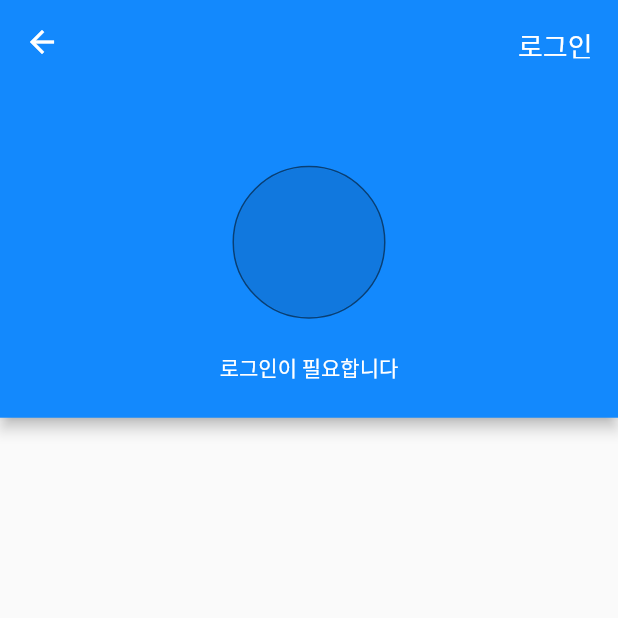
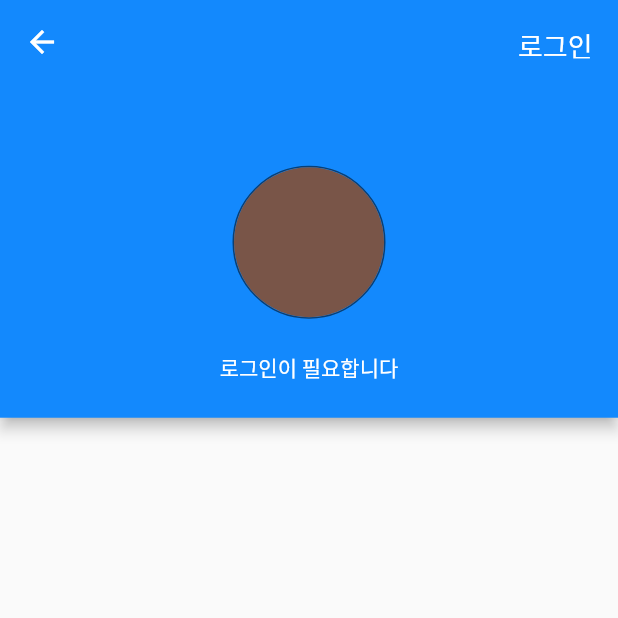
Before and after one commit to ska2519/flutter-learn, a Flutter app: the AccountPage screen opened by its route, on a phone screen of 412 x 824 dp, the top half of it. Run offline on Flutter 3.47's test engine with Material 2 defaults, Android fonts, the phone set to English and light mode, and no system bars; our stand-ins replace cached_network_image, cloud_firestore, equatable, firebase_auth, firebase_core, fl_chart and 7 more; missing offline and left inert: duration, pedantic; accounts and stored records are empty; generated files the repository leaves out were written again; project files that could hold a hidden picture were left out.

Commit message:
CircleAvatar update with CachedNetworkImage & Color

```diff
--- a/lib/app/home/community/post_detail_page.dart
+++ b/lib/app/home/community/post_detail_page.dart
@@ -1,4 +1,3 @@
-import 'package:cloud_firestore/cloud_firestore.dart';
 import 'package:flutter/cupertino.dart';
 import 'package:flutter/material.dart';
 import 'package:flutter_hooks/flutter_hooks.dart';
--- a/lib/app/widgets/avatar.dart
+++ b/lib/app/widgets/avatar.dart
@@ -1,5 +1,6 @@
 import 'dart:math';
 
+import 'package:cached_network_image/cached_network_image.dart';
 import 'package:flutter/material.dart';
 import 'package:flutter/rendering.dart';
 
@@ -23,24 +24,38 @@ class Avatar extends StatelessWidget {
       decoration: _borderDecoration(),
       child: CircleAvatar(
         radius: radius,
-        backgroundColor: Colors.black12,
-        backgroundImage: photoUrl != null ? NetworkImage(photoUrl!) : null,
-        child: photoUrl == null
-            ? displayName != null
+        backgroundColor:
+            Colors.primaries[Random().nextInt(Colors.primaries.length)],
+        child: photoUrl != null
+            ? CachedNetworkImage(
+                imageBuilder: (context, imageProvider) => Container(
+                  decoration: BoxDecoration(
+                    shape: BoxShape.circle,
+                    image: DecorationImage(
+                      image: imageProvider,
+                      fit: BoxFit.cover,
+                    ),
+                  ),
+                ),
+                placeholder: (context, url) => CircularProgressIndicator(),
+                imageUrl: photoUrl!,
+              )
+            : displayName != null
                 ? FittedBox(
                     fit: BoxFit.scaleDown,
                     child: Text(
                       displayName!.substring(0, 1).toUpperCase(),
-                      style: Theme.of(context).textTheme.headline2,
+                      style: Theme.of(context)
+                          .textTheme
+                          .headline2!
+                          .copyWith(color: Colors.white),
                     ),
                   )
-                : null
-            : null,
+                : null,
       ),
     );
   }
 
-// = Colors.primaries[Random().nextInt(Colors.primaries.length)]
   Decoration? _borderDecoration() {
     if (borderColor != null && borderWidth != null) {
       return BoxDecoration(
--- a/pubspec.yaml
+++ b/pubspec.yaml
@@ -13,6 +13,7 @@ dependencies:
     sdk: flutter
   flutter_localizations:
     sdk: flutter
+  cached_network_image: ^3.0.0
   cloud_firestore: ^2.2.0
   cupertino_icons: ^1.0.2
   duration: ^3.0.6
```
Also changed, not shown: pubspec.lock.
